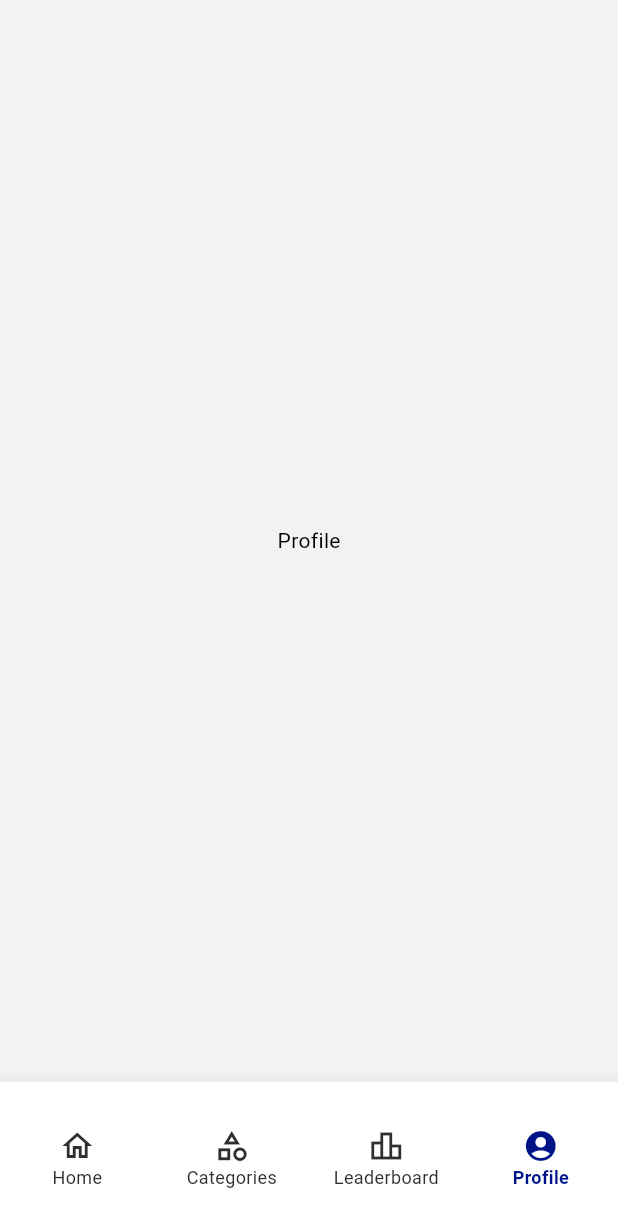
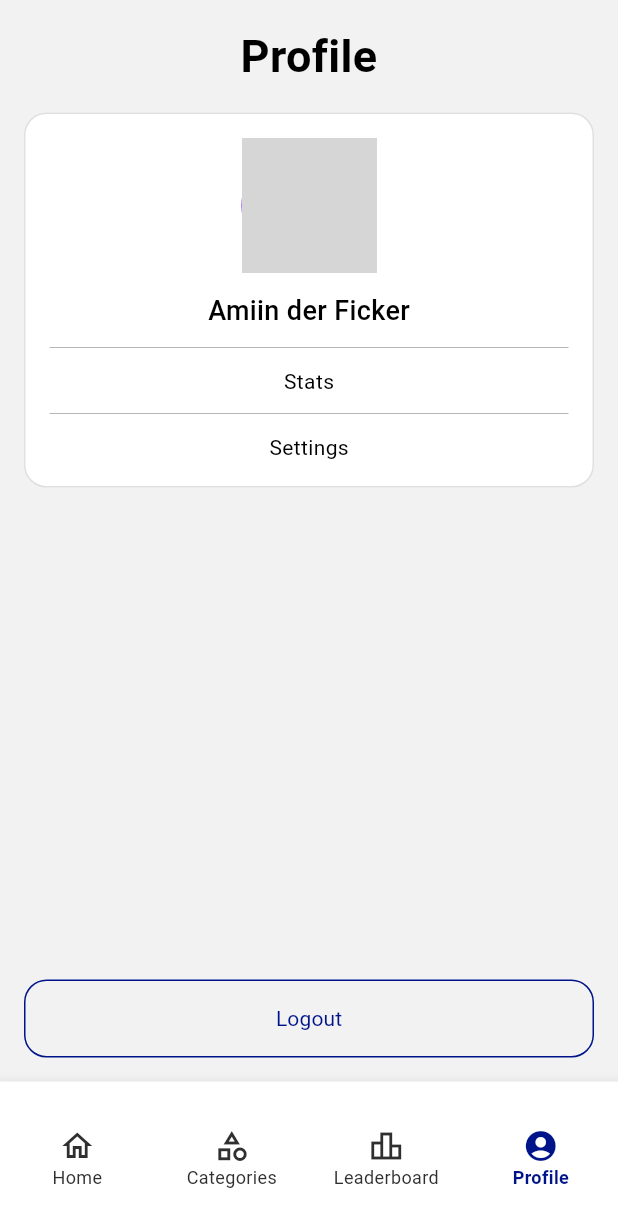
Before and after one commit to LukPle/LearnEurope, a Flutter app: the screen it shows after launch, item 4 of the bottom bar chosen, on a phone screen of 412 x 824 dp. Shown: the top 1227 px of the screen. Run offline on Flutter 3.47's test engine with Material 3 defaults, Android fonts, the phone set to English and light mode, and no system bars; our stand-ins replace flutter_mobx, mobx; generated files the repository leaves out were written again; network calls fail; grey boxes are pictures that could not be loaded.

Commit message:
Added basic structure of profile screen

```diff
--- a/lib/ui/components/leaderboard_card.dart
+++ b/lib/ui/components/leaderboard_card.dart
@@ -37,7 +37,7 @@ class LeaderboardCard extends StatelessWidget {
               borderRadius: const BorderRadius.all(Radius.circular(15)),
             ),
             child: Text(
-              'Points: ${points.toString()}',
+              '${points.toString()} Points',
               style: AppTextStyles.leaderbordCardTextStyle(brightness: MediaQuery.of(context).platformBrightness),
             ),
           ),
--- a/lib/ui/screens/profile_screen.dart
+++ b/lib/ui/screens/profile_screen.dart
@@ -1,15 +1,53 @@
 import 'package:flutter/material.dart';
+import 'package:learn_europe/constants/colors.dart';
 import 'package:learn_europe/constants/paddings.dart';
+import 'package:learn_europe/ui/components/cta_button.dart';
+import 'package:learn_europe/ui/components/page_headline.dart';
 
 class ProfileScreen extends StatelessWidget {
   const ProfileScreen({super.key});
 
   @override
   Widget build(BuildContext context) {
-    return const Padding(
-      padding: EdgeInsets.all(AppPaddings.padding_16),
-      child: Center(
-        child: Text('Profile'),
+    return Padding(
+      padding: const EdgeInsets.all(AppPaddings.padding_16),
+      child: Column(
+        children: [
+          const PageHeadline(title: 'Profile'),
+          const SizedBox(height: AppPaddings.padding_16),
+          Container(
+            width: double.infinity,
+            decoration: BoxDecoration(
+              color: MediaQuery.of(context).platformBrightness == Brightness.light
+                  ? AppColors.lightCard
+                  : AppColors.darkCard,
+              borderRadius: BorderRadius.circular(15),
+              border: Border.all(color: Colors.black12),
+            ),
+            padding: const EdgeInsets.all(AppPaddings.padding_16),
+            child: Column(
+              crossAxisAlignment: CrossAxisAlignment.center,
+              children: [
+                CircleAvatar(
+                  radius: 45,
+                  backgroundImage: NetworkImage('https://mighty.tools/mockmind-api/content/human/2.jpg'),
+                ),
+                const SizedBox(height: AppPaddings.padding_12),
+                Text('Amiin der Ficker', style: TextStyle(fontSize: 18, fontWeight: FontWeight.w500)),
+                const SizedBox(height: AppPaddings.padding_12),
+                Divider(height: 0, thickness: 0.5, color: Colors.grey),
+                const SizedBox(height: AppPaddings.padding_12),
+                Text('Stats'),
+                const SizedBox(height: AppPaddings.padding_12),
+                Divider(height: 0, thickness: 0.5, color: Colors.grey),
+                const SizedBox(height: AppPaddings.padding_12),
+                Text('Settings'),
+              ],
+            ),
+          ),
+          const Spacer(),
+          CtaButton.secondary(onPressed: () => print('Log Out'), label: 'Logout')
+        ],
       ),
     );
   }
```
Also changed, not shown: lib/ui/screens/leaderboard_screen.dart (+13 -4 lines).
